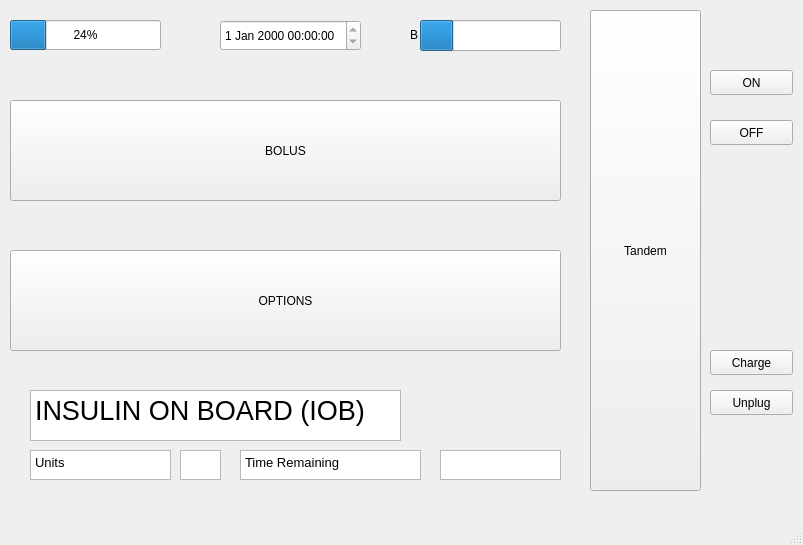
The window that COMP3004_Final/mainwindow.ui (MurkyMurka/3004-Team-Project) describes before a commit, drawn with Qt 5.
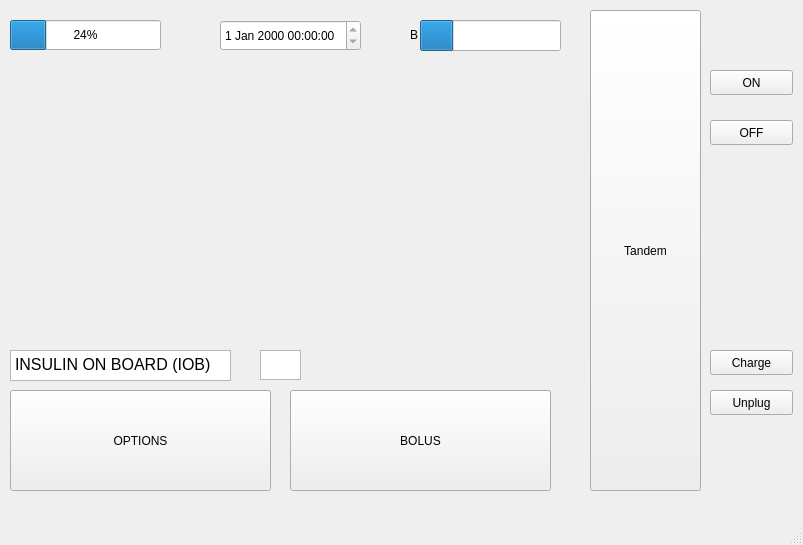
The same window after the commit. The open tabs and pages were chosen to show the change. Icons and pictures are not drawn.

Commit message: small update for home window

```diff
--- a/COMP3004_Final/mainwindow.ui
+++ b/COMP3004_Final/mainwindow.ui
@@ -63,8 +63,8 @@
       <property name="geometry">
        <rect>
         <x>10</x>
-        <y>250</y>
-        <width>551</width>
+        <y>390</y>
+        <width>261</width>
         <height>101</height>
        </rect>
       </property>
@@ -75,9 +75,9 @@
      <widget class="QPushButton" name="BolusButton">
       <property name="geometry">
        <rect>
-        <x>10</x>
-        <y>100</y>
-        <width>551</width>
+        <x>290</x>
+        <y>390</y>
+        <width>261</width>
         <height>101</height>
        </rect>
       </property>
@@ -114,10 +114,10 @@
      <widget class="QTextEdit" name="textEdit">
       <property name="geometry">
        <rect>
-        <x>30</x>
-        <y>390</y>
-        <width>371</width>
-        <height>51</height>
+        <x>10</x>
+        <y>350</y>
+        <width>221</width>
+        <height>31</height>
        </rect>
       </property>
       <property name="readOnly">
@@ -128,34 +128,14 @@
 &lt;html&gt;&lt;head&gt;&lt;meta name=&quot;qrichtext&quot; content=&quot;1&quot; /&gt;&lt;style type=&quot;text/css&quot;&gt;
 p, li { white-space: pre-wrap; }
 &lt;/style&gt;&lt;/head&gt;&lt;body style=&quot; font-family:'Sans'; font-size:10pt; font-weight:400; font-style:normal;&quot;&gt;
-&lt;p style=&quot; margin-top:0px; margin-bottom:0px; margin-left:0px; margin-right:0px; -qt-block-indent:0; text-indent:0px;&quot;&gt;&lt;span style=&quot; font-size:20pt;&quot;&gt;INSULIN ON BOARD (IOB)&lt;/span&gt;&lt;/p&gt;&lt;/body&gt;&lt;/html&gt;</string>
-      </property>
-     </widget>
-     <widget class="QTextEdit" name="textEdit_2">
-      <property name="geometry">
-       <rect>
-        <x>30</x>
-        <y>450</y>
-        <width>141</width>
-        <height>30</height>
-       </rect>
-      </property>
-      <property name="readOnly">
-       <bool>true</bool>
-      </property>
-      <property name="html">
-       <string>&lt;!DOCTYPE HTML PUBLIC &quot;-//W3C//DTD HTML 4.0//EN&quot; &quot;http://www.w3.org/TR/REC-html40/strict.dtd&quot;&gt;
-&lt;html&gt;&lt;head&gt;&lt;meta name=&quot;qrichtext&quot; content=&quot;1&quot; /&gt;&lt;style type=&quot;text/css&quot;&gt;
-p, li { white-space: pre-wrap; }
-&lt;/style&gt;&lt;/head&gt;&lt;body style=&quot; font-family:'Sans'; font-size:10pt; font-weight:400; font-style:normal;&quot;&gt;
-&lt;p style=&quot; margin-top:0px; margin-bottom:0px; margin-left:0px; margin-right:0px; -qt-block-indent:0; text-indent:0px;&quot;&gt;Units&lt;/p&gt;&lt;/body&gt;&lt;/html&gt;</string>
+&lt;p style=&quot; margin-top:0px; margin-bottom:0px; margin-left:0px; margin-right:0px; -qt-block-indent:0; text-indent:0px;&quot;&gt;&lt;span style=&quot; font-size:12pt;&quot;&gt;INSULIN ON BOARD (IOB)&lt;/span&gt;&lt;/p&gt;&lt;/body&gt;&lt;/html&gt;</string>
       </property>
      </widget>
      <widget class="QTextEdit" name="inuslinUnits">
       <property name="geometry">
        <rect>
-        <x>180</x>
-        <y>450</y>
+        <x>260</x>
+        <y>350</y>
         <width>41</width>
         <height>30</height>
        </rect>
@@ -168,43 +148,6 @@
 &lt;p style=&quot;-qt-paragraph-type:empty; margin-top:0px; margin-bottom:0px; margin-left:0px; margin-right:0px; -qt-block-indent:0; text-indent:0px;&quot;&gt;&lt;br /&gt;&lt;/p&gt;&lt;/body&gt;&lt;/html&gt;</string>
       </property>
      </widget>
-     <widget class="QTextEdit" name="textEdit_4">
-      <property name="geometry">
-       <rect>
-        <x>240</x>
-        <y>450</y>
-        <width>181</width>
-        <height>30</height>
-       </rect>
-      </property>
-      <property name="readOnly">
-       <bool>true</bool>
-      </property>
-      <property name="html">
-       <string>&lt;!DOCTYPE HTML PUBLIC &quot;-//W3C//DTD HTML 4.0//EN&quot; &quot;http://www.w3.org/TR/REC-html40/strict.dtd&quot;&gt;
-&lt;html&gt;&lt;head&gt;&lt;meta name=&quot;qrichtext&quot; content=&quot;1&quot; /&gt;&lt;style type=&quot;text/css&quot;&gt;
-p, li { white-space: pre-wrap; }
-&lt;/style&gt;&lt;/head&gt;&lt;body style=&quot; font-family:'Sans'; font-size:10pt; font-weight:400; font-style:normal;&quot;&gt;
-&lt;p style=&quot; margin-top:0px; margin-bottom:0px; margin-left:0px; margin-right:0px; -qt-block-indent:0; text-indent:0px;&quot;&gt;Time Remaining&lt;/p&gt;&lt;/body&gt;&lt;/html&gt;</string>
-      </property>
-     </widget>
-     <widget class="QTextEdit" name="timeRemaining">
-      <property name="geometry">
-       <rect>
-        <x>440</x>
-        <y>450</y>
-        <width>121</width>
-        <height>30</height>
-       </rect>
-      </property>
-      <property name="html">
-       <string>&lt;!DOCTYPE HTML PUBLIC &quot;-//W3C//DTD HTML 4.0//EN&quot; &quot;http://www.w3.org/TR/REC-html40/strict.dtd&quot;&gt;
-&lt;html&gt;&lt;head&gt;&lt;meta name=&quot;qrichtext&quot; content=&quot;1&quot; /&gt;&lt;style type=&quot;text/css&quot;&gt;
-p, li { white-space: pre-wrap; }
-&lt;/style&gt;&lt;/head&gt;&lt;body style=&quot; font-family:'Sans'; font-size:10pt; font-weight:400; font-style:normal;&quot;&gt;
-&lt;p style=&quot;-qt-paragraph-type:empty; margin-top:0px; margin-bottom:0px; margin-left:0px; margin-right:0px; -qt-block-indent:0; text-indent:0px;&quot;&gt;&lt;br /&gt;&lt;/p&gt;&lt;/body&gt;&lt;/html&gt;</string>
-      </property>
-     </widget>
     </widget>
     <widget class="QWidget" name="OffPage">
      <widget class="QTextBrowser" name="textBrowser">
```
Left out of the diff: 354 changed lines with no effect on the pictures. The commit also changes 4 other files.
